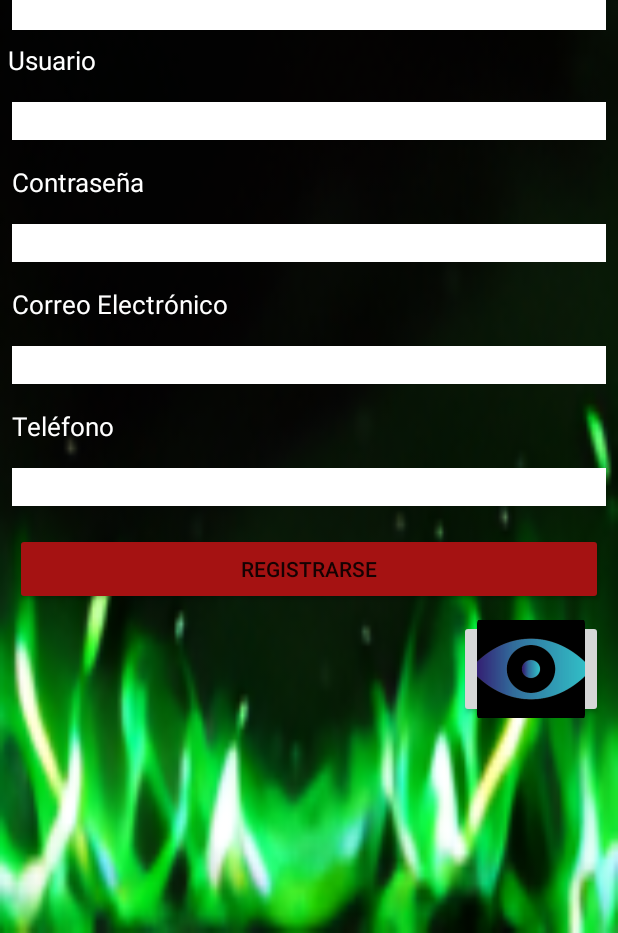
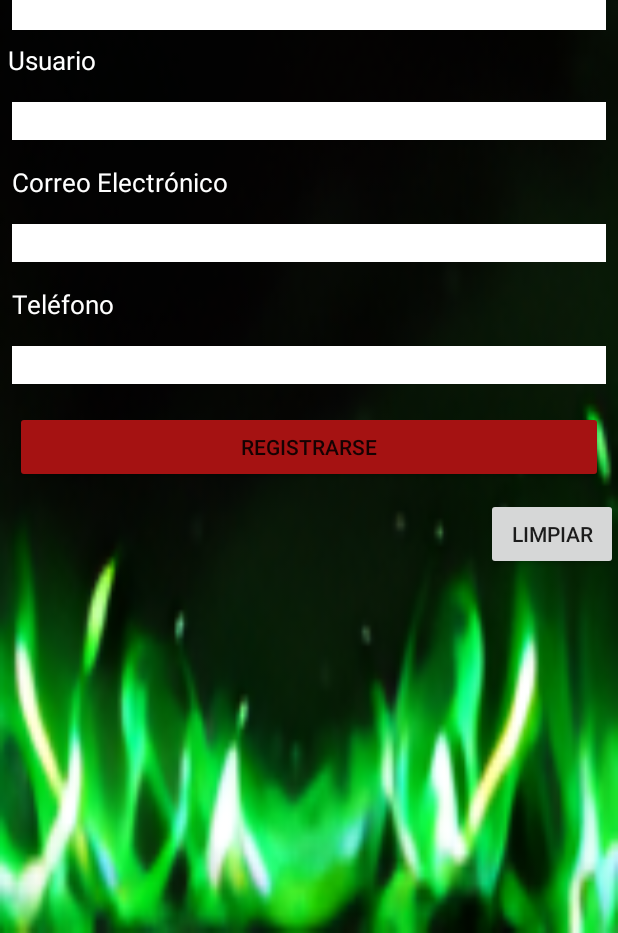
Before and after one commit to Joan148/FireFootStore, an Android app: the layout activity_register.xml on its own in the app's theme, with its tools: preview values and no code run, on a phone screen of 412 x 824 dp, the part 303-1236 px from its top. Run offline under Robolectric (Android 15) with nearby library versions, the phone set to English and light mode, and no system bars.

Commit message:
cambios y arreglo de errores Register

```diff
--- a/app/src/main/AndroidManifest.xml
+++ b/app/src/main/AndroidManifest.xml
@@ -12,6 +12,9 @@
         android:supportsRtl="true"
         android:theme="@style/Theme.FireFootStore"
         tools:targetApi="31">
+        <activity
+            android:name=".ProductosActivity"
+            android:exported="false" />
         <activity
             android:name=".CustomersActivity"
             android:exported="true" />
--- a/app/src/main/java/SQLLite/CustomerAdapter.kt
+++ b/app/src/main/java/SQLLite/CustomerAdapter.kt
@@ -14,8 +14,8 @@ class CustomerAdapter(private val customerList : List<CustomerViewModel>) : Recy
         val imageCustomer = itemView.findViewById<ImageView>(R.id.img_firefoot)
         val name = itemView.findViewById<TextView>(R.id.lbl_name)
         val user = itemView.findViewById<TextView>(R.id.lbl_user)
-
-
+        val email = itemView.findViewById<TextView>(R.id.lbl_email)
+        val phone = itemView.findViewById<TextView>(R.id.lbl_phone)
     }
 
     override fun onCreateViewHolder(parent: ViewGroup, viewType: Int): ViewHolder {
@@ -28,6 +28,8 @@ class CustomerAdapter(private val customerList : List<CustomerViewModel>) : Recy
         holder.imageCustomer.setImageResource(itemViewModel.image)
         holder.name.text = itemViewModel.fullName
         holder.user.text = itemViewModel.user
+        holder.email.text = itemViewModel.email
+        holder.phone.text = itemViewModel.phone
     }
 
     override fun getItemCount(): Int {
--- a/app/src/main/java/SQLLite/CustomerViewModel.kt
+++ b/app/src/main/java/SQLLite/CustomerViewModel.kt
@@ -3,6 +3,7 @@ package SQLLite
 data class CustomerViewModel (
     val image: Int,
     val fullName: String,
-    val user : String
-
+    val user : String,
+    val email : String,
+    val phone : String
     )
--- a/app/src/main/java/pe/cibertec/firefootstore/CustomersActivity.kt
+++ b/app/src/main/java/pe/cibertec/firefootstore/CustomersActivity.kt
@@ -8,7 +8,7 @@ import android.os.Bundle
 
 class CustomersActivity : AppCompatActivity() {
 
-    private val customerList = ArrayList<CustomerViewModel>()
+  /*  private val customerList = ArrayList<CustomerViewModel>()
     private val adapter = CustomerAdapter(customerList)
     override fun onCreate(savedInstanceState: Bundle?) {
         super.onCreate(savedInstanceState)
@@ -37,6 +37,6 @@ class CustomersActivity : AppCompatActivity() {
 
         // Notificar al adaptador que se han actualizado los datos
         adapter.notifyDataSetChanged()
-    }
+    }*/
 
 }
--- a/app/src/main/res/layout/activity_register.xml
+++ b/app/src/main/res/layout/activity_register.xml
@@ -75,27 +75,6 @@
             android:textColor="@color/black" />
 
         <TextView
-            android:id="@+id/textView2"
-            android:layout_width="match_parent"
-            android:layout_height="wrap_content"
-            android:layout_margin="8dp"
-            android:layout_marginLeft="5dp"
-            android:text="Contraseña"
-            android:textColor="@color/white"
-            android:textSize="17dp" />
-
-        <EditText
-            android:id="@+id/RegisterTxtPwd"
-            android:layout_width="match_parent"
-            android:layout_height="25dp"
-            android:layout_margin="8dp"
-            android:background="@color/white"
-            android:ems="10"
-            android:inputType="textPassword"
-            android:text=""
-            android:textColor="@color/black" />
-
-        <TextView
             android:id="@+id/textView4"
             android:layout_width="match_parent"
             android:layout_height="wrap_content"
@@ -112,7 +91,7 @@
             android:layout_margin="8dp"
             android:background="@color/white"
             android:ems="10"
-            android:inputType="textPassword"
+            android:inputType="text"
             android:text=""
             android:textColor="@color/black" />
 
@@ -133,7 +112,7 @@
             android:layout_margin="8dp"
             android:background="@color/white"
             android:ems="10"
-            android:inputType="textPassword"
+            android:inputType="text"
             android:text=""
             android:textColor="@color/black" />
 
@@ -153,17 +132,29 @@
             android:orientation="vertical"
             android:layout_gravity="end"
             >
+        <Button
+            android:id="@+id/btnLimpiar"
+            android:layout_width="wrap_content"
+            android:layout_height="wrap_content"
+            android:text="Limpiar">
 
-            <Button
+        </Button>
+            <!--<Button
                 android:id="@+id/btnSeeCustomers"
                 android:layout_width="wrap_content"
                 android:layout_height="65dp"
                 android:layout_marginRight="10dp"
                 android:drawableLeft="@mipmap/see_list"
 
-                ></Button>
+                ></Button>-->
         </LinearLayout>
+        <androidx.recyclerview.widget.RecyclerView
+            android:id="@+id/recyclerViewClientes"
+            android:layout_width="match_parent"
+            android:layout_height="match_parent"
+            app:layout_constraintTop_toBottomOf="@+id/btnRegisterCustom"
 
+        />
 
 
 
--- a/app/src/main/res/values/colors.xml
+++ b/app/src/main/res/values/colors.xml
@@ -12,5 +12,6 @@
     <color name="green">#8CEC54</color>
     <color name="yellow">#DFD156</color>
     <color name="wine_red">#A51212</color>
-
+    <color name="grey">#D3C7C7</color>
+    <color name="light_grey">#eeeeee</color>
 </resources>
```
Also changed, not shown: app/src/main/java/SQLLite/BDHelper.kt (+6 -4 lines), app/src/main/java/pe/cibertec/firefootstore/RegisterActivity.kt (+65 -13 lines), app/src/main/res/layout/item_customer.xml (+29 -14 lines).
